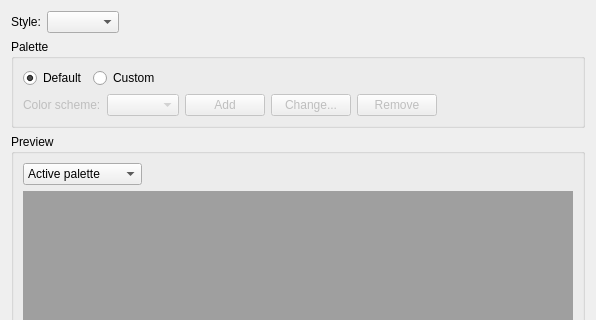
Martchus/qt5ct, file qt5ct/src/qt5ct/appearancepage.ui: the form before one commit; both pictures show x 0 to 596 and y 0 to 320 of the 596 by 470 pixel window.
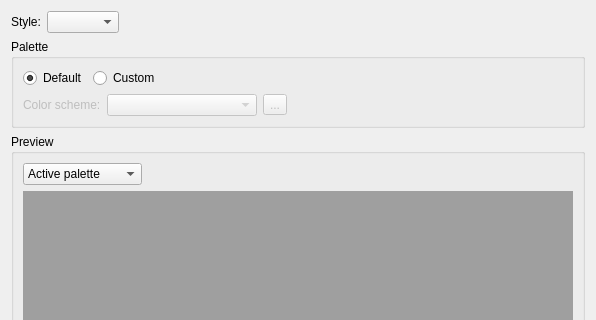
The form after the commit.

Commit message: changed setings form

The edit to the form file:
```diff
--- a/qt5ct/src/qt5ct/appearancepage.ui
+++ b/qt5ct/src/qt5ct/appearancepage.ui
@@ -145,35 +145,27 @@
           <property name="enabled">
            <bool>false</bool>
           </property>
-         </widget>
-        </item>
-        <item>
-         <widget class="QPushButton" name="addSchemeButton">
-          <property name="enabled">
-           <bool>false</bool>
+          <property name="minimumSize">
+           <size>
+            <width>150</width>
+            <height>0</height>
+           </size>
           </property>
-          <property name="text">
-           <string>Add</string>
-          </property>
          </widget>
         </item>
         <item>
-         <widget class="QPushButton" name="changeSchemeButton">
+         <widget class="QToolButton" name="colorSchemeButton">
           <property name="enabled">
            <bool>false</bool>
           </property>
           <property name="text">
-           <string>Change...</string>
+           <string>...</string>
           </property>
-         </widget>
-        </item>
-        <item>
-         <widget class="QPushButton" name="removeSchemeButton">
-          <property name="enabled">
-           <bool>false</bool>
+          <property name="popupMode">
+           <enum>QToolButton::InstantPopup</enum>
           </property>
-          <property name="text">
-           <string>Remove</string>
+          <property name="arrowType">
+           <enum>Qt::NoArrow</enum>
           </property>
          </widget>
         </item>
```
Left out of the diff: 40 changed lines with no effect on the pictures. The commit also changes 2 other files.
